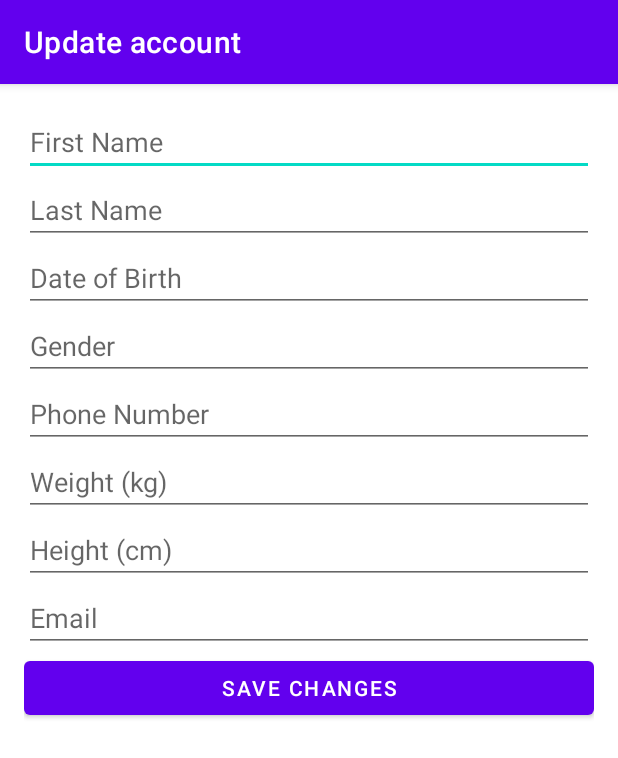
After one commit to gong-yu062/AndroidApplication, an Android app: the UpdateAccountActivity screen opened directly, with no data from a screen before it, on a phone screen of 412 x 824 dp. The commit adds this screen. Shown: the top 758 px of the screen. Run offline under Robolectric (Android 15) with nearby library versions, the phone set to English and light mode, and no system bars.

Commit message:
adding user update account in menu

```diff
--- a/app/src/main/AndroidManifest.xml
+++ b/app/src/main/AndroidManifest.xml
@@ -36,6 +36,11 @@
             android:exported="true"/>
 
 
+        <activity android:name=".ui.UpdateAccountActivity"
+            android:label="@string/title_activity_update"
+            android:exported="true"/>
+
+
 
 
 
--- a/app/src/main/java/com/example/androidapp/MainActivity.java
+++ b/app/src/main/java/com/example/androidapp/MainActivity.java
@@ -21,6 +21,7 @@ import com.example.androidapp.databinding.ActivityMainBinding;
 import com.example.androidapp.ui.LoginActivity;
 import com.example.androidapp.ui.SignUpActivity;
 import com.example.androidapp.ui.DeleteAccountActivity;
+import com.example.androidapp.ui.UpdateAccountActivity;
 import android.content.SharedPreferences;
 import android.content.Context;
 import android.content.Intent;
@@ -150,7 +151,12 @@ public class MainActivity extends AppCompatActivity {
         }else if (id == R.id.action_delete) {
             confirmAccountDeletion();
             return true;
+        }else if (id == R.id.action_update) {
+            Intent updateIntent = new Intent(this, UpdateAccountActivity.class);
+            startActivity(updateIntent);
+            return true;
         }
+
 
         return super.onOptionsItemSelected(item);
     }
--- /dev/null
+++ b/app/src/main/java/com/example/androidapp/ui/UpdateAccountActivity.java
@@ -0,0 +1,62 @@
+package com.example.androidapp.ui;
+
+import android.os.Bundle;
+import android.view.View;
+import android.widget.Button;
+import android.widget.EditText;
+import android.widget.Toast;
+import com.example.androidapp.R;
+import androidx.appcompat.app.AppCompatActivity;
+
+public class UpdateAccountActivity extends AppCompatActivity {
+
+    private EditText firstNameEditText, lastNameEditText, dateOfBirthEditText,
+            genderEditText, phoneNumberEditText, weightEditText, heightEditText, emailEditText;
+    private Button buttonSaveChanges;
+
+    @Override
+    protected void onCreate(Bundle savedInstanceState) {
+        super.onCreate(savedInstanceState);
+        setContentView(R.layout.activity_update_account);
+
+        firstNameEditText = findViewById(R.id.firstNameEditText);
+        lastNameEditText = findViewById(R.id.lastNameEditText);
+        dateOfBirthEditText = findViewById(R.id.dateOfBirthEditText);
+        genderEditText = findViewById(R.id.genderEditText);
+        phoneNumberEditText = findViewById(R.id.phoneNumberEditText);
+        weightEditText = findViewById(R.id.weightEditText);
+        heightEditText = findViewById(R.id.heightEditText);
+        emailEditText = findViewById(R.id.emailEditText);
+        buttonSaveChanges = findViewById(R.id.buttonSaveChanges);
+
+        buttonSaveChanges.setOnClickListener(new View.OnClickListener() {
+            @Override
+            public void onClick(View v) {
+                updateAccount();
+            }
+        });
+    }
+
+    private void updateAccount() {
+        // Get the text from the EditTexts and trim whitespace
+        String firstName = firstNameEditText.getText().toString().trim();
+        String lastName = lastNameEditText.getText().toString().trim();
+        // ... (repeat for each field you need to update)
+
+        String email = emailEditText.getText().toString().trim();
+
+        // Perform input validation or any other checks here
+
+        // Assuming you have a method to make network requests
+        // updateUserOnServer with all the details you collected
+        updateUserOnServer(firstName, lastName, email); // and other fields
+    }
+
+    private void updateUserOnServer(String firstName, String lastName, String email) {
+        // This method should make an HTTP request to your backend server.
+        // You can use Retrofit, Volley, or any other HTTP library.
+
+        // For demonstration, we'll show a Toast
+        Toast.makeText(this, "Updated Successfully", Toast.LENGTH_SHORT).show();
+    }
+}
--- /dev/null
+++ b/app/src/main/res/layout/activity_update_account.xml
@@ -0,0 +1,75 @@
+<?xml version="1.0" encoding="utf-8"?>
+<LinearLayout xmlns:android="http://schemas.android.com/apk/res/android"
+    android:layout_width="match_parent"
+    android:layout_height="match_parent"
+    android:orientation="vertical"
+    android:padding="16dp">
+
+    <!-- First Name input -->
+    <EditText
+        android:id="@+id/firstNameEditText"
+        android:layout_width="match_parent"
+        android:layout_height="wrap_content"
+        android:hint="@string/UPfirst_name"/>
+
+    <!-- Last Name input -->
+    <EditText
+        android:id="@+id/lastNameEditText"
+        android:layout_width="match_parent"
+        android:layout_height="wrap_content"
+        android:hint="@string/UPlast_name"/>
+
+    <!-- Date of Birth input -->
+    <EditText
+        android:id="@+id/dateOfBirthEditText"
+        android:layout_width="match_parent"
+        android:layout_height="wrap_content"
+        android:hint="@string/UPdate_of_birth"/>
+
+    <!-- Gender input -->
+    <EditText
+        android:id="@+id/genderEditText"
+        android:layout_width="match_parent"
+        android:layout_height="wrap_content"
+        android:hint="@string/UPgender"/>
+
+    <!-- Phone Number input -->
+    <EditText
+        android:id="@+id/phoneNumberEditText"
+        android:layout_width="match_parent"
+        android:layout_height="wrap_content"
+        android:hint="@string/UPphone_number"
+        android:inputType="phone"/>
+
+    <!-- Weight input -->
+    <EditText
+        android:id="@+id/weightEditText"
+        android:layout_width="match_parent"
+        android:layout_height="wrap_content"
+        android:hint="@string/UPweight_in_kg"
+        android:inputType="numberDecimal"/>
+
+    <!-- Height input -->
+    <EditText
+        android:id="@+id/heightEditText"
+        android:layout_width="match_parent"
+        android:layout_height="wrap_content"
+        android:hint="@string/UPheight_in_cm"
+        android:inputType="number"/>
+
+    <!-- Email input -->
+    <EditText
+        android:id="@+id/emailEditText"
+        android:layout_width="match_parent"
+        android:layout_height="wrap_content"
+        android:hint="@string/userUpdateEmail"
+        android:inputType="textEmailAddress" />
+
+    <!-- Button to save changes -->
+    <Button
+        android:id="@+id/buttonSaveChanges"
+        android:layout_width="match_parent"
+        android:layout_height="wrap_content"
+        android:text="@string/save_changes" />
+
+</LinearLayout>
--- a/app/src/main/res/menu/account.xml
+++ b/app/src/main/res/menu/account.xml
@@ -22,6 +22,11 @@
         android:orderInCategory="100"
         android:title="@string/action_delete"
         app:showAsAction="never" />
+    <item
+        android:id="@+id/action_update"
+        android:orderInCategory="100"
+        android:title="@string/action_update"
+        app:showAsAction="never" />
 
 
 
--- a/app/src/main/res/menu/main.xml
+++ b/app/src/main/res/menu/main.xml
@@ -22,5 +22,10 @@
         android:orderInCategory="100"
         android:title="@string/action_delete"
         app:showAsAction="never" />
+    <item
+        android:id="@+id/action_update"
+        android:orderInCategory="100"
+        android:title="@string/action_update"
+        app:showAsAction="never" />
 
 </menu>
--- a/app/src/main/res/values/strings.xml
+++ b/app/src/main/res/values/strings.xml
@@ -9,6 +9,7 @@
     <string name="action_signup">Sign Up</string>
     <string name="action_logout">Logout</string>
     <string name="action_delete">Delete Account</string>
+    <string name="action_update">Update Account</string>
     <string name="username">User Name</string>
     <string name="userpassword">Password</string>
     <string name="userloginbutton">Log in </string>
@@ -16,6 +17,7 @@
     <string name="userSignUpbutton">Sign Up </string>
     <string name="userSignUpPassword">Password</string>
     <string name="userSignUpEmail">Email</string>
+    <string name="save_changes">Save Changes</string>
 
     <string name="first_name">First Name</string>
     <string name="last_name">Last Name</string>
@@ -24,7 +26,14 @@
     <string name="phone_number">Phone Number</string>
     <string name="weight_in_kg">Weight (kg)</string>
     <string name="height_in_cm">Height (cm)</string>
-
+    <string name="UPfirst_name">First Name</string>
+    <string name="UPlast_name">Last Name</string>
+    <string name="UPdate_of_birth">Date of Birth</string>
+    <string name="UPgender">Gender</string>
+    <string name="UPphone_number">Phone Number</string>
+    <string name="UPweight_in_kg">Weight (kg)</string>
+    <string name="UPheight_in_cm">Height (cm)</string>
+    <string name="userUpdateEmail">Email</string>
 
     <string name="confirm_logout">Are you sure you want to logout?</string>
     <string name="yes">Yes</string>
@@ -33,6 +42,7 @@
     <string name="confirm_delete_account">Are you sure you want to delete your account?</string>
     <string name="title_activity_delete">Delete account</string>
 
+    <string name="title_activity_update">Update account</string>
 
 
 
```
